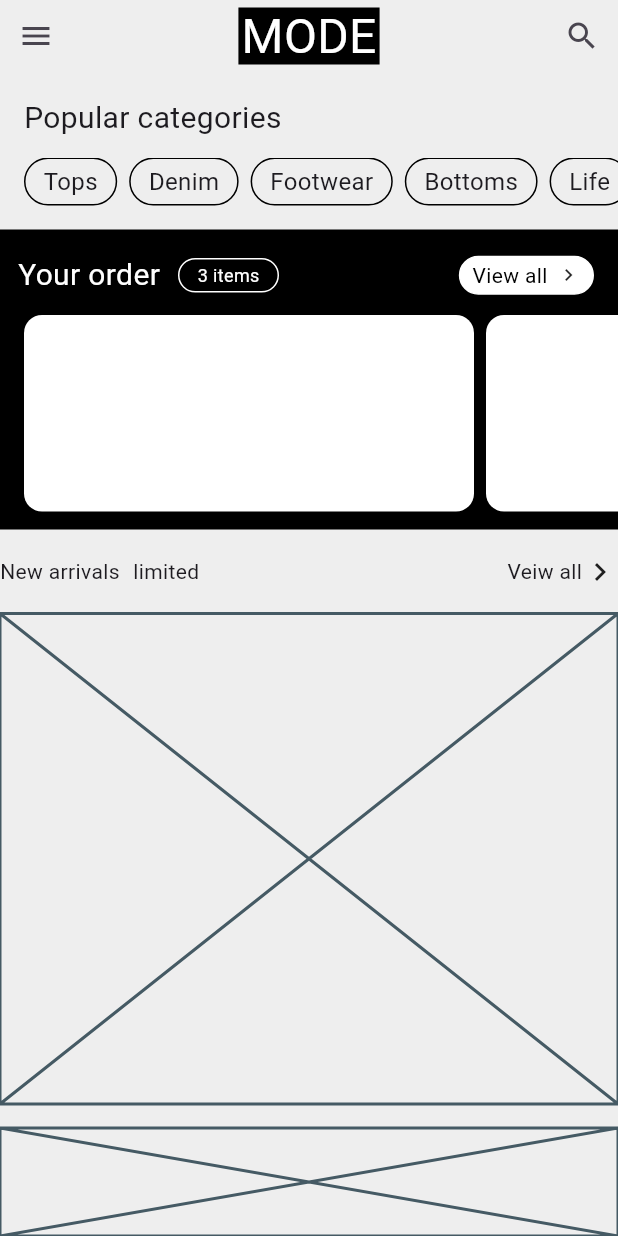
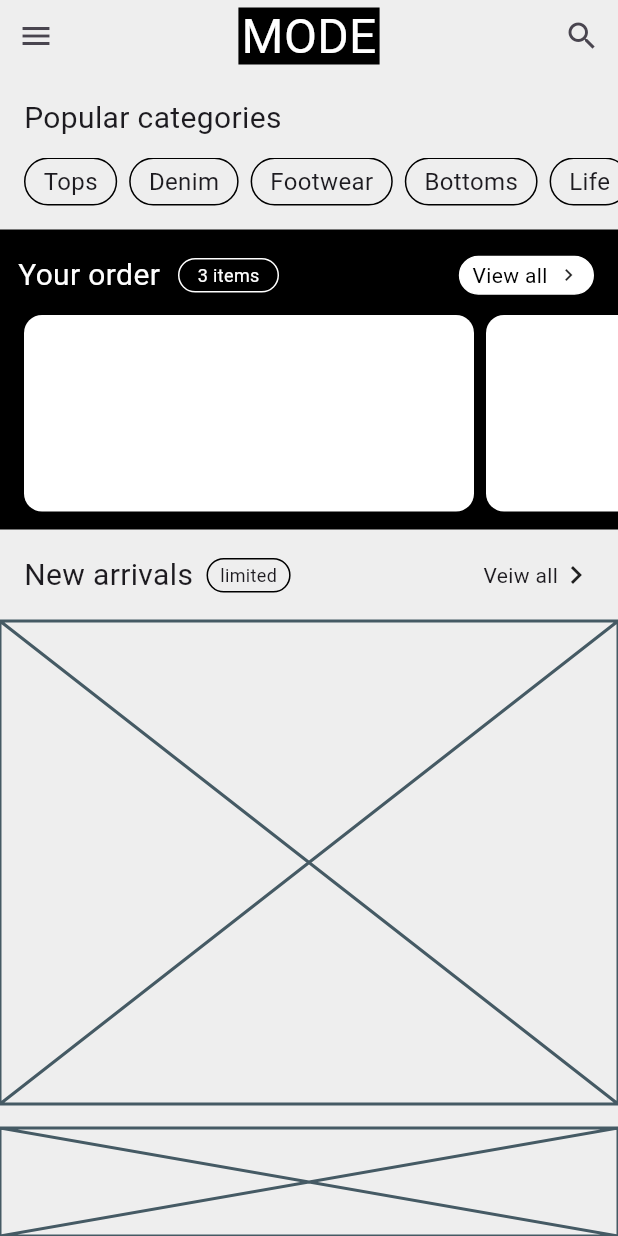
Before and after one commit to JAICHANGPARK/flutter_notebook_chapter_49, a Flutter app: the ECommerceHomePage screen opened directly, on a phone screen of 412 x 824 dp. Run offline on Flutter 3.47's test engine with Material 3 defaults, Android fonts, the phone set to English and light mode, and no system bars; our stand-ins replace google_fonts; Roboto replaces fonts that are missing (Akshar).

Commit message:
Update e_commerce_home_page.dart

```diff
--- a/lib/ep2451_e_commerce_app/ui/e_commerce_home_page.dart
+++ b/lib/ep2451_e_commerce_app/ui/e_commerce_home_page.dart
@@ -107,13 +107,14 @@ class _ECommerceHomePageState extends State<ECommerceHomePage> {
                           ),
                           child: Text(
                             "3 items",
-                            style: GoogleFonts.akshar(color: Colors.white,
-                            fontSize: 12,),
+                            style: GoogleFonts.akshar(
+                              color: Colors.white,
+                              fontSize: 12,
+                            ),
                           ),
                         ),
                         Spacer(),
                         Container(
-
                           padding: .symmetric(horizontal: 8, vertical: 2),
                           decoration: ShapeDecoration(
                             shape: StadiumBorder(
@@ -156,13 +157,20 @@ class _ECommerceHomePageState extends State<ECommerceHomePage> {
                 ],
               ),
             ),
-            Row(
+            Padding(
+              padding: const EdgeInsets.symmetric(horizontal: 16),
+              child: Row(
                 spacing: 9,
                 children: [
-                Text("New arrivals"),
+                  Text("New arrivals", style: TextStyle(fontSize: 20)),
                   Container(
-                  decoration: ShapeDecoration(shape: StadiumBorder()),
-                  child: Text("limited"),
+                    padding: .symmetric(horizontal: 8, vertical: 2),
+                    decoration: ShapeDecoration(
+                      shape: StadiumBorder(side: BorderSide()),
+                    ),
+                    child: Text("limited",style: TextStyle(
+                      fontSize: 12,
+                    ),),
                   ),
                   Spacer(),
                   Container(
@@ -176,6 +184,7 @@ class _ECommerceHomePageState extends State<ECommerceHomePage> {
                   ),
                 ],
               ),
+            ),
             Expanded(child: Placeholder()),
             Container(height: 72, child: Placeholder()),
           ],
```
Lines whose indentation alone changed are shown as unchanged.
